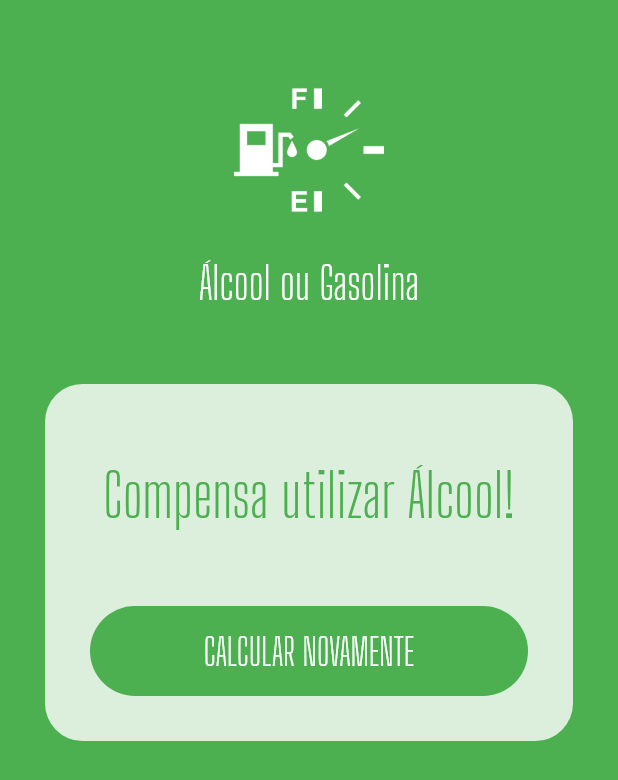
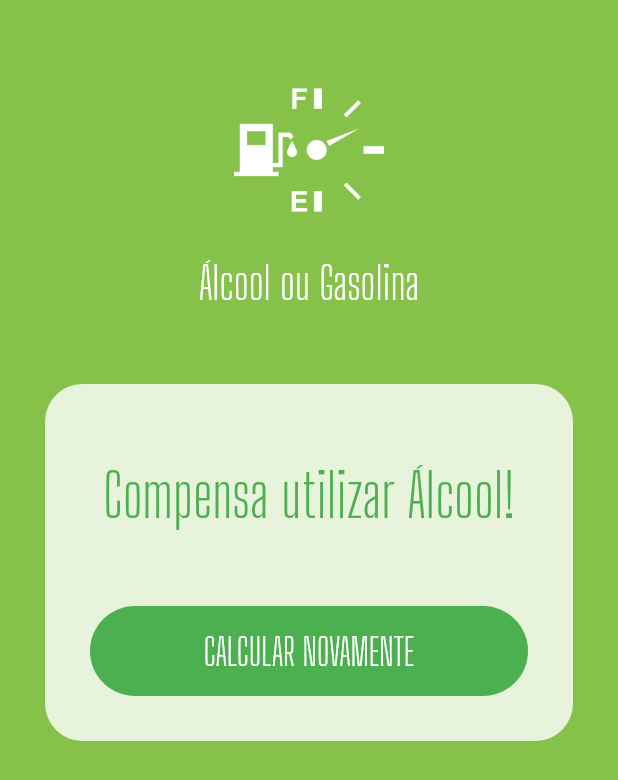
Before and after one commit to maiconcosta/aog, a Flutter app: the screen it shows after launch, after a tap on "CALCULAR", on a phone screen of 412 x 824 dp. Shown: the top 780 px of the screen. Run offline on Flutter 3.47's test engine with Material 2 defaults, Android fonts, the phone set to English and light mode, and no system bars; our stand-ins replace brasil_fields.

Commit message:
Background animation

```diff
--- a/lib/pages/home.page.dart
+++ b/lib/pages/home.page.dart
@@ -11,6 +11,8 @@ class HomePage extends StatefulWidget {
 }
 
 class _HomePageState extends State<HomePage> {
+  Color _color = Colors.green;
+
   var _busy = false;
   var _completed = false;
   var _resultText = "Compensa utilizar álcool";
@@ -23,7 +25,10 @@ class _HomePageState extends State<HomePage> {
   Widget build(BuildContext context) {
     return Scaffold(
         backgroundColor: Theme.of(context).primaryColor,
-        body: ListView(
+        body: AnimatedContainer(
+          duration: const Duration(milliseconds: 1200),
+          color: _color,
+          child: ListView(
             children: <Widget>[
               const Logo(),
               _completed
@@ -38,6 +43,7 @@ class _HomePageState extends State<HomePage> {
                       gasCtrl: _gasCtrl,
                     ),
             ],
+          ),
         ));
   }
 
@@ -51,6 +57,7 @@ class _HomePageState extends State<HomePage> {
     double res = alc / gas;
 
     setState(() {
+      _color = Colors.lightGreen;
       _completed = false;
       _busy = true;
     });
@@ -75,6 +82,7 @@ class _HomePageState extends State<HomePage> {
       _gasCtrl = TextEditingController(text: 'R\$ 0,00');
       _completed = false;
       _busy = false;
+      _color = Colors.green;
     });
   }
 }
```
Lines whose indentation alone changed are shown as unchanged.
